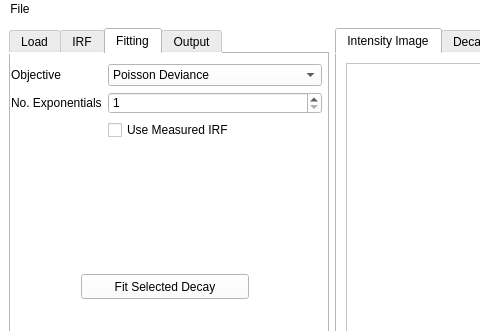
Above: qt_app/gui/agbp_flimfitter.ui from Tomkaehst/PhasorFLIM before the change; both pictures show x 0 to 480 and y 0 to 331 of the 1130 by 776 pixel window. Below: the same form after it.
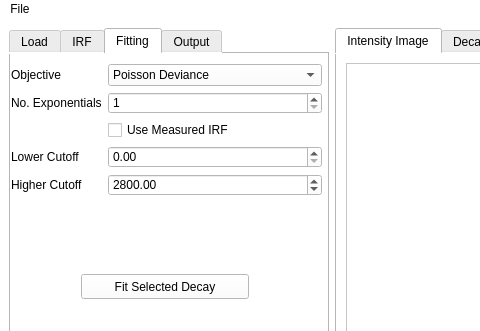
That is the form after the change. The open tabs and pages were chosen to show the change. Custom widgets are drawn as their Qt base class.

Commit message: Now writeing red. chi sq to disk. Added spin boxes that allow reducing the decay time axis and data.

```diff
--- a/qt_app/gui/agbp_flimfitter.ui
+++ b/qt_app/gui/agbp_flimfitter.ui
@@ -502,6 +502,37 @@
            </property>
           </widget>
          </item>
+         <item row="3" column="0">
+          <widget class="QLabel" name="lowerCutoffLabel">
+           <property name="text">
+            <string>Lower Cutoff</string>
+           </property>
+          </widget>
+         </item>
+         <item row="3" column="1">
+          <widget class="QDoubleSpinBox" name="DoubleSpinBox_lowerCutoff">
+           <property name="maximum">
+            <double>10000.000000000000000</double>
+           </property>
+          </widget>
+         </item>
+         <item row="4" column="0">
+          <widget class="QLabel" name="higherCutoffLabel">
+           <property name="text">
+            <string>Higher Cutoff</string>
+           </property>
+          </widget>
+         </item>
+         <item row="4" column="1">
+          <widget class="QDoubleSpinBox" name="DoubleSpinBox_higherCutoff">
+           <property name="maximum">
+            <double>10000.000000000000000</double>
+           </property>
+           <property name="value">
+            <double>2800.000000000000000</double>
+           </property>
+          </widget>
+         </item>
         </layout>
        </widget>
        <widget class="QPushButton" name="pushButton_fitSelection">
```
The commit also changes 15 other files.
